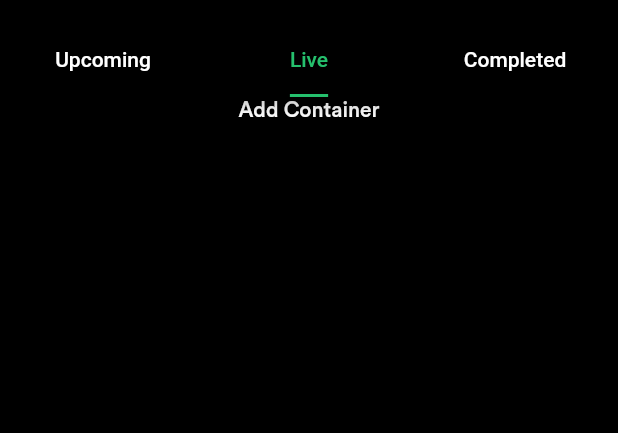
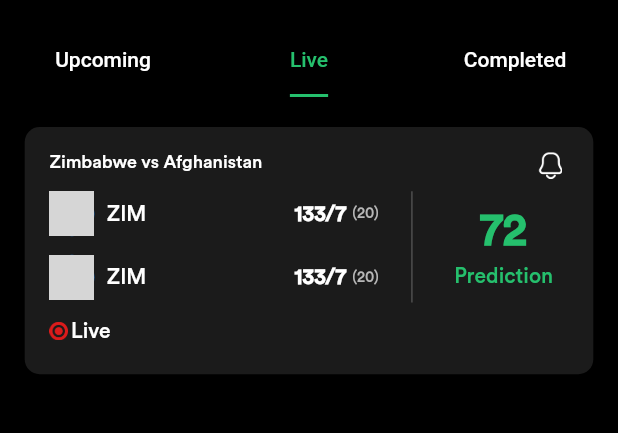
Before and after one commit to Jainish22/FanTips, a Flutter app: the Matches screen opened by its route, tab 2 chosen, on a phone screen of 412 x 824 dp, the part 59-492 px from its top. Run offline on Flutter 3.47's test engine with Material 2 defaults, Android fonts, the phone set to English and light mode, and no system bars; our stand-ins replace get, sizer; grey boxes are pictures that could not be loaded.

Commit message:
appbar 1 change

```diff
--- a/lib/Screens/Matches/Live/Live.dart
+++ b/lib/Screens/Matches/Live/Live.dart
@@ -1,4 +1,7 @@
+import 'package:fantips/Widgets/MyContainer.dart';
 import 'package:flutter/material.dart';
+
+import '../../../Util/Sizebox.dart';
 
 class Live extends StatelessWidget {
   const Live({Key? key}) : super(key: key);
@@ -7,8 +10,9 @@ class Live extends StatelessWidget {
   Widget build(BuildContext context) {
     return SafeArea(
       child: Column(
-        children: [
-          Text('Add Container')
+        children: const [
+          AppSizebox.h20,
+          MyContainer6()
         ],
       )
     );
--- a/lib/Util/AppIcon.dart
+++ b/lib/Util/AppIcon.dart
@@ -4,4 +4,5 @@ class AppIcon{
   static const notification = 'asset/icon/Vector.png';
   static const heart = 'asset/icon/heart.png';
   static const uTube = 'asset/icon/utube.png';
+  static const live = 'asset/icon/live.png';
 }
--- a/lib/Widgets/MyContainer.dart
+++ b/lib/Widgets/MyContainer.dart
@@ -364,3 +364,90 @@ class MyContainer5 extends StatelessWidget {
     );
   }
 }
+
+class MyContainer6 extends StatelessWidget {
+  const MyContainer6({Key? key}) : super(key: key);
+
+  @override
+  Widget build(BuildContext context) {
+    return Container(
+      height: 20.h,
+      width: 92.w,
+      decoration: BoxDecoration(
+          color: AppColor.light, borderRadius: BorderRadius.circular(10)),
+      child: Padding(
+        padding: EdgeInsets.only(top: 2.h,left: 4.w,right: 5.w),
+        child: Column(
+          children: [
+            Row(
+              crossAxisAlignment: CrossAxisAlignment.start,
+              mainAxisAlignment: MainAxisAlignment.spaceBetween,
+              children: [
+                const Text(
+                    "Zimbabwe vs Afghanistan",
+                    style: TextStyle(fontSize: 12,)),
+                Image.asset(AppIcon.notification,height: 2.2.h)
+              ],
+            ),
+            SizedBox(height: 1.h,),
+            Row(
+              crossAxisAlignment: CrossAxisAlignment.start,
+              mainAxisAlignment: MainAxisAlignment.spaceBetween,
+              children: [
+                Column(
+                  crossAxisAlignment: CrossAxisAlignment.start,
+                  children: [
+                    Row(
+                      // mainAxisAlignment: MainAxisAlignment.spaceBetween,
+                      children: [
+                        const CircleAvatar(radius: 15,backgroundImage: AssetImage('',)),
+                        SizedBox(width: 2.w),
+                        const Text("ZIM",style: TextStyle(fontWeight: FontWeight.w500,fontSize: 14)),
+                        SizedBox(width: 24.w),
+                        const Text("133/7",  style: TextStyle(fontWeight: FontWeight.w700,fontSize: 14),),
+                        SizedBox(width: 1.w),
+                        Text("(20)", style: TextStyle(color: AppColor.grey,fontSize: 10))
+
+                      ],
+                    ),
+                    SizedBox(height: 1.5.h),
+                    Row(
+                      // mainAxisAlignment: MainAxisAlignment.spaceBetween,
+                      children: [
+                        const CircleAvatar(radius: 15,backgroundImage: AssetImage('')),
+                        SizedBox(width: 2.w),
+                        const Text("ZIM",style: TextStyle(fontWeight: FontWeight.w500,fontSize: 14)),
+                        SizedBox(width: 24.w),
+                        const Text("133/7",  style: TextStyle(fontWeight: FontWeight.w700,fontSize: 14),),
+                        SizedBox(width: 1.w),
+                        Text("(20)", style: TextStyle(color: AppColor.grey,fontSize: 10))
+
+                      ],
+                    ),
+                    SizedBox(height: 1.5.h),
+                    Row(children: [
+                      Image.asset(AppIcon.live,height: 1.5.h,),AppSizebox.w2,
+                      Text("Live",)
+                    ],)
+                  ],
+                ),
+                SizedBox(
+                    height: 9.h,
+                    child: const VerticalDivider(color: AppColor.DividerColor, thickness: 1)),
+                SizedBox(
+                  width: 19.w,
+                  child: Column(
+                    children: const [
+                      Text('72',style: TextStyle(height: 1.6,fontSize: 30,fontWeight: FontWeight.w900,color: AppColor.green)),
+                      Text('Prediction',style: TextStyle(fontWeight: FontWeight.w400,color: AppColor.green))
+                    ],
+                  ),
+                )
+              ],
+            ),
+          ],
+        ),
+      ),
+    );
+  }
+}
```
Also changed, not shown: asset/icon/live.png (added).
